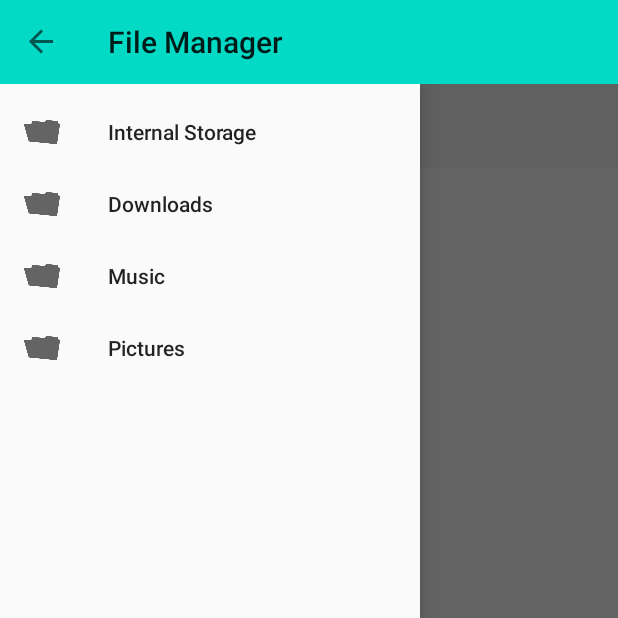
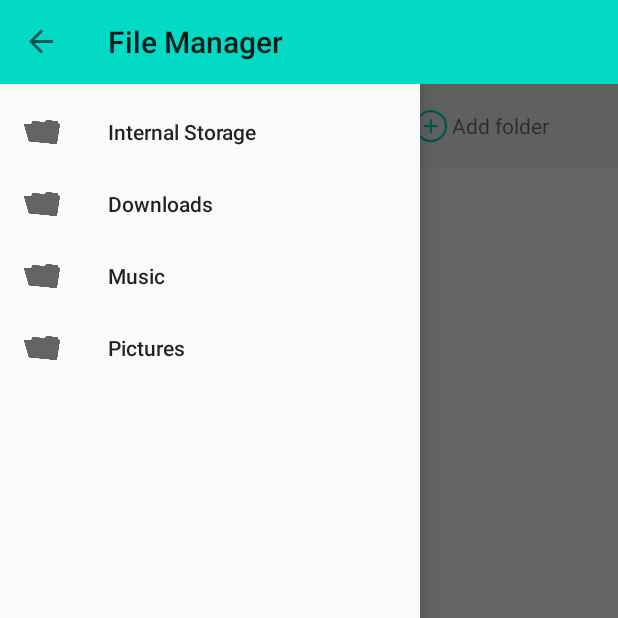
Before and after one commit to longvuduy112/filemanager, an Android app: the screen it shows after launch (MainActivity), with the side drawer open, on a phone screen of 412 x 824 dp, the top half of it. Run offline under Robolectric (Android 15) with nearby library versions, the phone set to English and light mode, and no system bars.

Commit message:
feat: add folder

```diff
--- a/app/src/main/AndroidManifest.xml
+++ b/app/src/main/AndroidManifest.xml
@@ -13,12 +13,15 @@
         android:supportsRtl="true"
         android:theme="@style/AppTheme">
         <activity
+            android:name=".launcher.AddFolderActivity"
+            android:exported="false" />
+        <activity
             android:name=".launcher.AddTextFileActivity"
             android:exported="false" />
         <activity android:name=".launcher.AudioFileActivity" />
         <activity
             android:name=".launcher.TextFileActivity"
-            android:windowSoftInputMode="adjustResize"></activity>
+            android:windowSoftInputMode="adjustResize" />
         <activity android:name=".launcher.ImageFileActivity" />
         <activity android:name=".launcher.VideoFileActivity" />
         <activity android:name=".MainActivity">
--- a/app/src/main/java/com/longvuduy/filemanager/MainActivity.kt
+++ b/app/src/main/java/com/longvuduy/filemanager/MainActivity.kt
@@ -19,6 +19,7 @@ import androidx.core.app.ActivityCompat
 import androidx.core.content.ContextCompat
 import androidx.drawerlayout.widget.DrawerLayout
 import com.google.android.material.navigation.NavigationView
+import com.longvuduy.filemanager.launcher.AddFolderActivity
 import com.longvuduy.filemanager.launcher.AddTextFileActivity
 import com.longvuduy.filemanager.manager.DefaultFileManagerListener
 import com.longvuduy.filemanager.manager.FileManager
@@ -49,7 +50,8 @@ class MainActivity : AppCompatActivity() {
     private lateinit var bCut: Button
     private lateinit var bDelete: Button
     private lateinit var bPaste: Button
-    private lateinit var bAdd: ImageView
+    private lateinit var bAddTxtFile: ImageView
+    private lateinit var bAddFolder: ImageView
 
     private lateinit var adapter: FileEntryAdapter
     private lateinit var fileActionReceiver: FileActionReceiver
@@ -158,7 +160,9 @@ class MainActivity : AppCompatActivity() {
         bDelete = findViewById(R.id.bDelete)
         bPaste = findViewById(R.id.bPaste)
 
-        bAdd = findViewById(R.id.bAdd)
+        bAddTxtFile = findViewById(R.id.bAddTxtFile)
+
+        bAddFolder = findViewById(R.id.bAddFolder)
 
         bBack.setOnClickListener {
             handleBackClick()
@@ -189,10 +193,16 @@ class MainActivity : AppCompatActivity() {
         bPaste.setOnClickListener {
             FileManager.paste()
         }
-        bAdd.setOnClickListener {
+        bAddTxtFile.setOnClickListener {
             val intent = Intent(this, AddTextFileActivity::class.java)
             intent.putExtra(References.intentAdd, "${FileManager.currentDirectory}")
             startActivity(intent)
+        }
+        bAddFolder.setOnClickListener {
+            val intent = Intent(this, AddFolderActivity::class.java)
+            intent.putExtra(References.intentAddFolder, "${FileManager.currentDirectory}")
+            startActivity(intent)
+
         }
     }
 
--- a/app/src/main/java/com/longvuduy/filemanager/util/References.kt
+++ b/app/src/main/java/com/longvuduy/filemanager/util/References.kt
@@ -7,6 +7,7 @@ object References {
     const val intentAction = "action"
     const val intentTargets = "targets"
     const val intentAdd = "add"
+    const val intentAddFolder = "add_folder"
     const val intentDest = "dest"
     const val intentReceiver = "receiver"
 
--- a/app/src/main/res/layout/activity_main.xml
+++ b/app/src/main/res/layout/activity_main.xml
@@ -79,15 +79,50 @@
                     android:enabled="true"
                     android:text="@string/action_refresh" />
 
-                <ImageView
-                    android:src="@drawable/ic_add"
-                    android:id="@+id/bAdd"
-                    android:padding="16dp"
-                    android:layout_gravity="center"
+                <LinearLayout
                     android:layout_width="wrap_content"
                     android:layout_height="wrap_content"
-                    android:enabled="true"
-                    android:text="@string/action_refresh" />
+                    android:orientation="horizontal"
+                    android:padding="16dp">
+                    <ImageView
+                        android:src="@drawable/ic_add"
+                        android:id="@+id/bAddTxtFile"
+
+                        android:layout_gravity="center"
+                        android:layout_width="wrap_content"
+                        android:layout_height="wrap_content"
+                        android:enabled="true"
+                        android:text="@string/action_refresh" />
+                    <TextView
+                        android:layout_marginLeft="2dp"
+                        android:layout_width="wrap_content"
+                        android:layout_height="wrap_content"
+                        android:text="Add txt file"
+                        android:layout_gravity="center"/>
+                </LinearLayout>
+
+                <LinearLayout
+                    android:layout_width="wrap_content"
+                    android:layout_height="wrap_content"
+                    android:orientation="horizontal"
+                    android:padding="16dp">
+                    <ImageView
+                        android:src="@drawable/ic_add"
+                        android:id="@+id/bAddFolder"
+                        android:layout_gravity="center"
+                        android:layout_width="wrap_content"
+                        android:layout_height="wrap_content"
+                        android:enabled="true"
+                        android:text="@string/action_refresh" />
+                    <TextView
+                        android:layout_marginLeft="2dp"
+                        android:layout_width="wrap_content"
+                        android:layout_height="wrap_content"
+                        android:text="Add folder"
+                        android:layout_gravity="center"/>
+                </LinearLayout>
+
+
             </LinearLayout>
 
             <ListView
--- a/build.gradle
+++ b/build.gradle
@@ -9,7 +9,7 @@ buildscript {
     }
     dependencies {
         classpath 'com.android.tools.build:gradle:3.6.3'
-        classpath "org.jetbrains.kotlin:kotlin-gradle-plugin:1.3.70"
+        classpath 'org.jetbrains.kotlin:kotlin-gradle-plugin:1.3.70'
 
         // NOTE: Do not place your application dependencies here; they belong
         // in the individual module build.gradle files
```
Also changed, not shown: app/src/main/java/com/longvuduy/filemanager/launcher/AddFolderActivity.kt (added, +57 -0 lines), app/src/main/res/layout/activity_add_folder.xml (added, +41 -0 lines).
